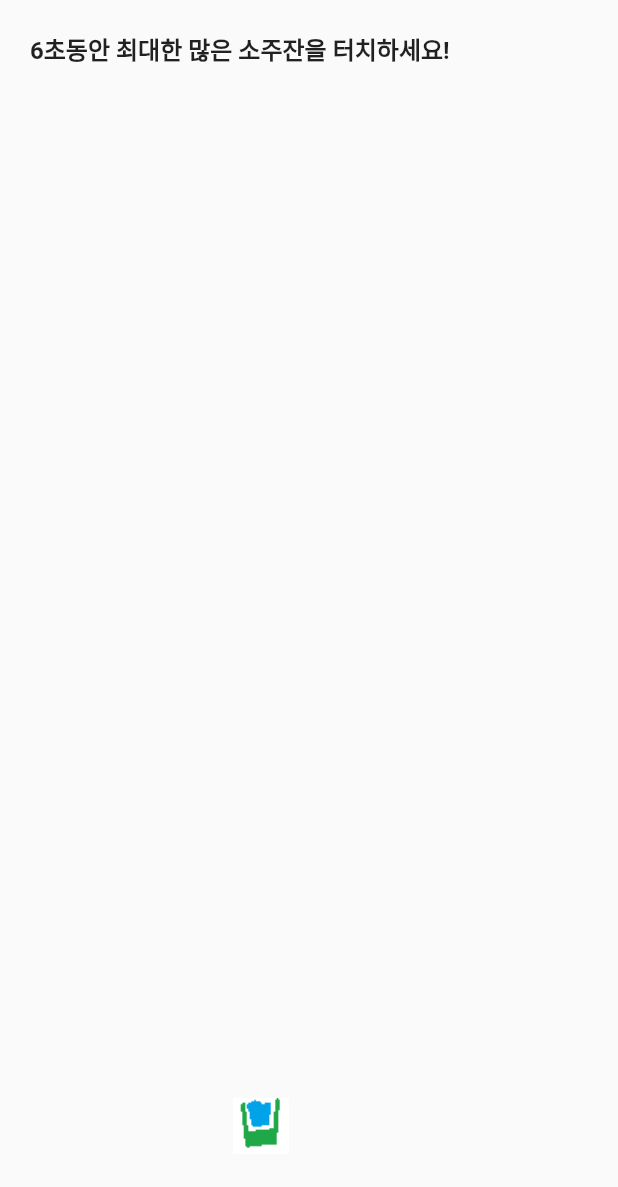
After one commit to Ever2after/randomGame, a Flutter app: the screen it shows after launch, after a tap on "랜덤터치", on a phone screen of 412 x 824 dp. The commit adds this screen. Shown: the top 1187 px of the screen. Run offline on Flutter 3.47's test engine with Material 2 defaults, Android fonts, the phone set to English and light mode, and no system bars; our stand-ins replace bordered_text, numberpicker; missing offline and left inert: flutter_spinning_wheel, noise_meter.

Commit message:
random_target_game added

```diff
--- /dev/null
+++ b/lib/games/random_target_game.dart
@@ -0,0 +1,126 @@
+import 'dart:async';
+import 'dart:math';
+import 'package:flutter/material.dart';
+
+
+class RandomTargetGame extends StatefulWidget {
+  static const String id = 'random_target_game';
+  @override
+  _RandomTargetGameState createState() => _RandomTargetGameState();
+}
+
+class _RandomTargetGameState extends State<RandomTargetGame> {
+  Random random = Random();
+  double ranNum; // 좌표에 0~1 사이 숫자 곱할건데 그거 랜덤숫자
+  double ranNum2;
+  int _counter; // 시간 count
+  int clickCount;
+  Timer _timer;
+  @override
+  void initState() {
+    super.initState();
+    _counter = 15; // 0.4초에 맞춰서 하나씩 빼므로 6초 맞추려면 15초
+    ranNum = getRandomNumber();
+    ranNum2 = getRandomNumber();
+    clickCount = 0;
+    startTimer();
+  }
+
+  @override
+  Widget build(BuildContext context) {
+    double width = MediaQuery.of(context).size.width;
+    double height = MediaQuery.of(context).size.height;
+    return SafeArea(
+      child: Scaffold(
+        body: Stack(
+          children: <Widget>[
+            Positioned(
+              top: 20,
+              left: 20,
+              child: Text(
+                '6초동안 최대한 많은 소주잔을 터치하세요!',
+                style: TextStyle(
+                    fontSize: 16,
+                    fontWeight: FontWeight.bold,
+
+                ),
+              ),
+            ),
+            Positioned(
+              bottom: (height - 40) * ranNum, // 랜덤좌표생성
+              right: (width - 40) * ranNum2, // 랜덤좌표생성
+
+              child: InkWell(
+                onTap: () {
+                  setState(() {
+                    ranNum = getRandomNumber();
+                    ranNum2 = getRandomNumber();
+                    clickCount += 1;
+                  });
+                },
+                child: Container(
+                  width: 37,
+                  height: 37,
+                  decoration: BoxDecoration(
+                    image: DecorationImage(
+                        image: AssetImage('images/mini_soju.png'),
+                        fit: BoxFit.contain),
+                  ),
+                ),
+              ),
+            ),
+          ],
+        ),
+      ),
+    );
+  }
+
+  double getRandomNumber() {
+    double ranNum = (random.nextInt(100) + 1) * 0.01;
+    print('ranNum: $ranNum');
+    return ranNum;
+  }
+
+  void startTimer() {
+    if (_timer != null) {
+      _timer.cancel();
+    }
+    _timer = Timer.periodic(Duration(milliseconds: 400), (timer) {
+      setState(() {
+        if (_counter > 0) {
+          _counter--;
+          ranNum = getRandomNumber();
+          ranNum2 = getRandomNumber();
+        }
+        else{
+          _nextGame();
+          _timer.cancel();
+        }
+
+      });
+    });
+  }
+
+  void _nextGame() {
+    showDialog(
+        context: context,
+        builder: (_) => AlertDialog(
+          title: Text('$clickCount번 성공하셨습니다!', textAlign: TextAlign.center,),
+          content: Text('다음 준비가 다됬으면 확인 버튼을 눌러주세요.'),
+          actions: <Widget>[
+            FlatButton(
+              child: Text('확인'),
+              onPressed: () {
+                Navigator.of(context).pop();
+                setState(() {
+                  clickCount = 0;
+                  _counter = 15;
+                  startTimer();
+                });
+              }
+            )
+          ],
+        )
+    );
+  }
+}
--- a/lib/main.dart
+++ b/lib/main.dart
@@ -1,6 +1,7 @@
 import 'package:flutter/material.dart';
 import 'package:random_game/games/game1.dart';
 import 'package:random_game/games/consonant_game/consonant_game_time_select.dart';
+import 'package:random_game/games/random_target_game.dart';
 import 'package:random_game/games/up&down.dart';
 import 'package:random_game/games/bottle_spinner.dart';
 import 'package:random_game/games/jurumarble/jurumarble.dart';
@@ -17,7 +18,8 @@ final List<String> routes = [   //모든 라우팅 정보는 이곳에
   ConsonantGameTimeSelectScreen.id,
   '/upDown',
   '/bottleSpinner',
-  JuruMarble.id
+  JuruMarble.id,
+  RandomTargetGame.id,
 ];
 
 class MyApp extends StatelessWidget {
@@ -34,6 +36,7 @@ class MyApp extends StatelessWidget {
         routes[2] : (context) => UpDown(),
         routes[3] : (context) => BottleSpinner(),
         routes[4] : (context) => JuruMarble(),
+        routes[5] : (context) => RandomTargetGame(),
       },
     );
   }
@@ -81,6 +84,7 @@ class _HomePageState extends State<HomePage> {
                     _gameSelect('images/logo3_4x.png', 'Up & Down', routes[2]),
                     _gameSelect('images/logo3_4x.png', '소주병 돌리기', routes[3]),
                     _gameSelect('images/logo3_4x.png', '주루마블', routes[4]),
+                    _gameSelect('images/logo3_4x.png', '랜덤터치', routes[5]),
                   ],
                 ),
               ),
--- a/pubspec.yaml
+++ b/pubspec.yaml
@@ -65,6 +65,7 @@ flutter:
      - images/roullete.png
      - images/roullete_pointer.png
      - images/roullete_background.png
+     - images/mini_soju.png
 
   # An image asset can refer to one or more resolution-specific "variants", see
   # https://flutter.dev/assets-and-images/#resolution-aware.
```
Also changed, not shown: images/mini_soju.png (added).
